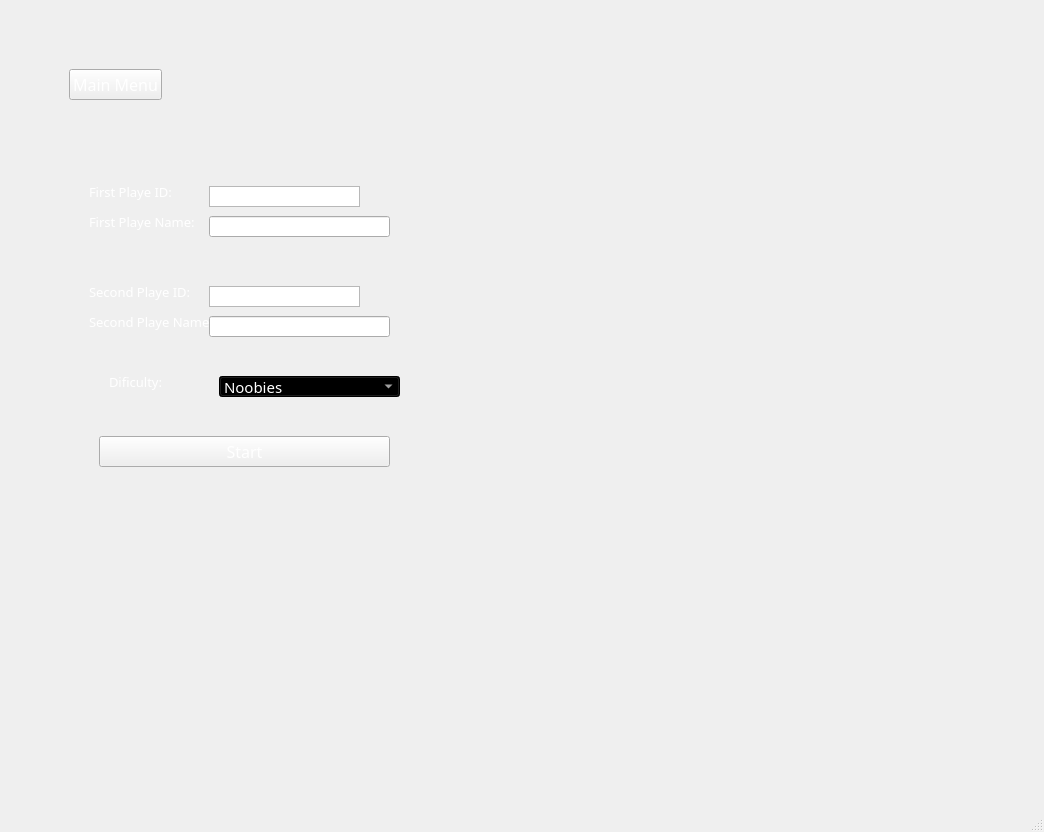
This is mainwindow.ui in rezaqomy/quse as Qt 5 draws it before an edit. The edited form follows.
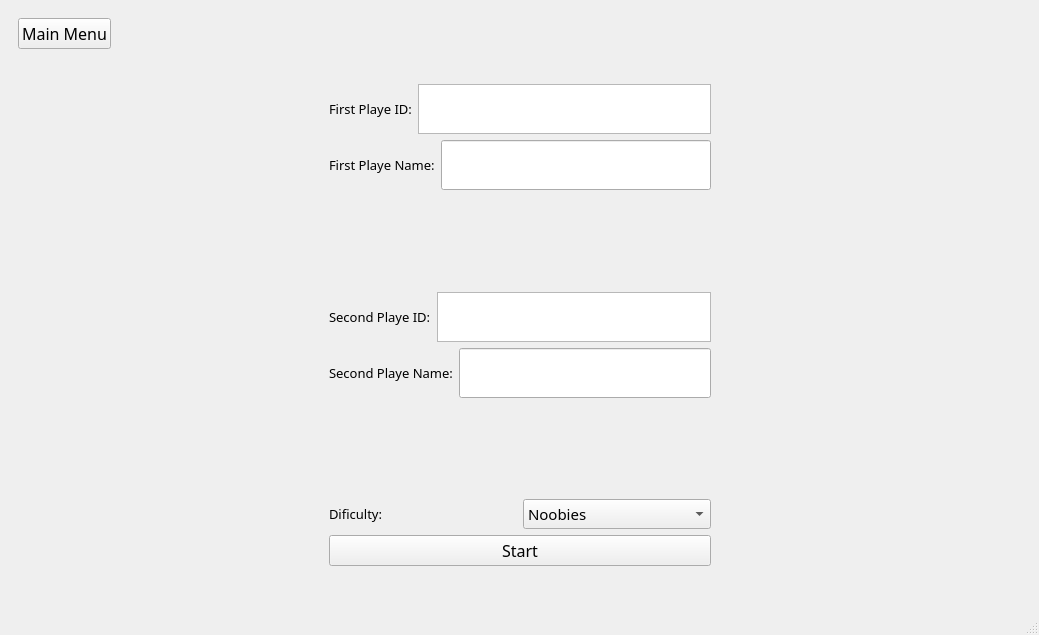
This is the edited form. The open tabs and pages were chosen to show the change. Icons and pictures are not drawn.

Commit message: add random class and show question

Patch:
```diff
--- a/mainwindow.ui
+++ b/mainwindow.ui
@@ -6,8 +6,8 @@
    <rect>
     <x>0</x>
     <y>0</y>
-    <width>1044</width>
-    <height>832</height>
+    <width>1039</width>
+    <height>635</height>
    </rect>
   </property>
   <property name="windowTitle">
@@ -19,57 +19,6 @@
   </property>
   <widget class="QWidget" name="widget_effect1">
    <layout class="QVBoxLayout" name="verticalLayout">
-    <property name="spacing">
-     <number>20</number>
-    </property>
-    <property name="leftMargin">
-     <number>20</number>
-    </property>
-    <property name="topMargin">
-     <number>20</number>
-    </property>
-    <property name="rightMargin">
-     <number>20</number>
-    </property>
-    <property name="bottomMargin">
-     <number>20</number>
-    </property>
-    <item>
-     <widget class="QWidget" name="widget_effect2" native="true">
-      <layout class="QVBoxLayout" name="verticalLayout_2">
-       <property name="spacing">
-        <number>20</number>
-       </property>
-       <property name="leftMargin">
-        <number>20</number>
-       </property>
-       <property name="topMargin">
-        <number>20</number>
-       </property>
-       <property name="rightMargin">
-        <number>20</number>
-       </property>
-       <property name="bottomMargin">
-        <number>20</number>
-       </property>
-       <item>
-        <widget class="QWidget" name="widget_effect3" native="true">
-         <layout class="QVBoxLayout" name="verticalLayout_4">
-          <property name="spacing">
-           <number>20</number>
-          </property>
-          <property name="leftMargin">
-           <number>20</number>
-          </property>
-          <property name="topMargin">
-           <number>20</number>
-          </property>
-          <property name="rightMargin">
-           <number>20</number>
-          </property>
-          <property name="bottomMargin">
-           <number>20</number>
-          </property>
           <item>
            <widget class="QStackedWidget" name="main_stacked_widget">
             <property name="cursor">
@@ -91,7 +40,7 @@
                    </font>
                   </property>
                   <property name="styleSheet">
-                   <string notr="true">color: rgb(255, 255, 255);</string>
+             <string notr="true"/>
                   </property>
                   <property name="text">
                    <string>Main Menu</string>
@@ -114,7 +63,41 @@
                </layout>
               </item>
               <item>
+         <spacer name="verticalSpacer_3">
+          <property name="orientation">
+           <enum>Qt::Vertical</enum>
+          </property>
+          <property name="sizeHint" stdset="0">
+           <size>
+            <width>20</width>
+            <height>237</height>
+           </size>
+          </property>
+         </spacer>
+        </item>
+        <item>
+         <layout class="QHBoxLayout" name="horizontalLayout_7">
+          <item>
+           <spacer name="horizontalSpacer_5">
+            <property name="orientation">
+             <enum>Qt::Horizontal</enum>
+            </property>
+            <property name="sizeHint" stdset="0">
+             <size>
+              <width>40</width>
+              <height>20</height>
+             </size>
+            </property>
+           </spacer>
+          </item>
+          <item>
                <widget class="QStackedWidget" name="menu_stackedWidget">
+            <property name="minimumSize">
+             <size>
+              <width>400</width>
+              <height>500</height>
+             </size>
+            </property>
                 <property name="font">
                  <font>
                   <family>B Nazanin</family>
@@ -122,7 +105,7 @@
                  </font>
                 </property>
                 <property name="styleSheet">
-                 <string notr="true">color: rgb(255, 255, 255);</string>
+             <string notr="true"/>
                 </property>
                 <property name="currentIndex">
                  <number>1</number>
@@ -407,14 +390,16 @@
                  </widget>
                 </widget>
                 <widget class="QWidget" name="two_player_page">
+             <layout class="QVBoxLayout" name="verticalLayout_9">
+              <item>
+               <layout class="QHBoxLayout" name="horizontalLayout_8">
+                <item>
                  <widget class="QLabel" name="lblYourIDFirst">
-                  <property name="geometry">
-                   <rect>
-                    <x>20</x>
-                    <y>70</y>
-                    <width>91</width>
-                    <height>31</height>
-                   </rect>
+                  <property name="maximumSize">
+                   <size>
+                    <width>16777215</width>
+                    <height>50</height>
+                   </size>
                   </property>
                   <property name="font">
                    <font>
@@ -423,21 +408,43 @@
                    </font>
                   </property>
                   <property name="styleSheet">
-                   <string notr="true">color: rgb(255, 255, 255);</string>
+                   <string notr="true"/>
                   </property>
                   <property name="text">
                    <string>First Playe ID:</string>
                   </property>
                  </widget>
+                </item>
+                <item>
+                 <widget class="QTableView" name="tableIDFirst">
+                  <property name="minimumSize">
+                   <size>
+                    <width>0</width>
+                    <height>0</height>
+                   </size>
+                  </property>
+                  <property name="maximumSize">
+                   <size>
+                    <width>16777215</width>
+                    <height>50</height>
+                   </size>
+                  </property>
+                  <property name="font">
+                   <font>
+                    <family>B Nazanin</family>
+                    <pointsize>14</pointsize>
+                    <weight>50</weight>
+                    <bold>false</bold>
+                   </font>
+                  </property>
+                 </widget>
+                </item>
+               </layout>
+              </item>
+              <item>
+               <layout class="QHBoxLayout" name="horizontalLayout_9">
+                <item>
                  <widget class="QLabel" name="lblNameFirst">
-                  <property name="geometry">
-                   <rect>
-                    <x>20</x>
-                    <y>100</y>
-                    <width>111</width>
-                    <height>31</height>
-                   </rect>
-                  </property>
                   <property name="font">
                    <font>
                     <family>B Nazanin</family>
@@ -445,20 +452,59 @@
                    </font>
                   </property>
                   <property name="styleSheet">
-                   <string notr="true">color: rgb(255, 255, 255);</string>
+                   <string notr="true"/>
                   </property>
                   <property name="text">
                    <string>First Playe Name:</string>
                   </property>
                  </widget>
+                </item>
+                <item>
+                 <widget class="QLineEdit" name="txtNameFirst">
+                  <property name="minimumSize">
+                   <size>
+                    <width>0</width>
+                    <height>50</height>
+                   </size>
+                  </property>
+                  <property name="maximumSize">
+                   <size>
+                    <width>16777215</width>
+                    <height>50</height>
+                   </size>
+                  </property>
+                  <property name="font">
+                   <font>
+                    <family>B Nazanin</family>
+                    <pointsize>14</pointsize>
+                   </font>
+                  </property>
+                 </widget>
+                </item>
+               </layout>
+              </item>
+              <item>
+               <spacer name="verticalSpacer_5">
+                <property name="orientation">
+                 <enum>Qt::Vertical</enum>
+                </property>
+                <property name="sizeHint" stdset="0">
+                 <size>
+                  <width>20</width>
+                  <height>60</height>
+                 </size>
+                </property>
+               </spacer>
+              </item>
+              <item>
+               <layout class="QHBoxLayout" name="horizontalLayout_10">
+                <item>
                  <widget class="QLabel" name="lblYourIDSecond">
-                  <property name="geometry">
-                   <rect>
-                    <x>20</x>
-                    <y>170</y>
-                    <width>111</width>
-                    <height>31</height>
-                   </rect>
+                  <property name="maximumSize">
+                   <size>
+                    <width>16777215</width>
+                    <height>50</height>
+                   </size>
                   </property>
                   <property name="font">
                    <font>
@@ -467,21 +513,37 @@
                    </font>
                   </property>
                   <property name="styleSheet">
-                   <string notr="true">color: rgb(255, 255, 255);</string>
+                   <string notr="true"/>
                   </property>
                   <property name="text">
                    <string>Second Playe ID:</string>
                   </property>
                  </widget>
+                </item>
+                <item>
+                 <widget class="QTableView" name="tableIDSecond">
+                  <property name="maximumSize">
+                   <size>
+                    <width>16777215</width>
+                    <height>50</height>
+                   </size>
+                  </property>
+                  <property name="font">
+                   <font>
+                    <family>B Nazanin</family>
+                    <pointsize>14</pointsize>
+                    <weight>50</weight>
+                    <bold>false</bold>
+                   </font>
+                  </property>
+                 </widget>
+                </item>
+               </layout>
+              </item>
+              <item>
+               <layout class="QHBoxLayout" name="horizontalLayout_11">
+                <item>
                  <widget class="QLabel" name="lblNameSecond">
-                  <property name="geometry">
-                   <rect>
-                    <x>20</x>
-                    <y>200</y>
-                    <width>131</width>
-                    <height>31</height>
-                   </rect>
-                  </property>
                   <property name="font">
                    <font>
                     <family>B Nazanin</family>
@@ -489,21 +551,48 @@
                    </font>
                   </property>
                   <property name="styleSheet">
-                   <string notr="true">color: rgb(255, 255, 255);</string>
+                   <string notr="true"/>
                   </property>
                   <property name="text">
                    <string>Second Playe Name:</string>
                   </property>
                  </widget>
+                </item>
+                <item>
+                 <widget class="QLineEdit" name="txtNameSecond">
+                  <property name="minimumSize">
+                   <size>
+                    <width>0</width>
+                    <height>50</height>
+                   </size>
+                  </property>
+                  <property name="font">
+                   <font>
+                    <family>B Nazanin</family>
+                    <pointsize>14</pointsize>
+                   </font>
+                  </property>
+                 </widget>
+                </item>
+               </layout>
+              </item>
+              <item>
+               <spacer name="verticalSpacer_6">
+                <property name="orientation">
+                 <enum>Qt::Vertical</enum>
+                </property>
+                <property name="sizeHint" stdset="0">
+                 <size>
+                  <width>20</width>
+                  <height>60</height>
+                 </size>
+                </property>
+               </spacer>
+              </item>
+              <item>
+               <layout class="QHBoxLayout" name="horizontalLayout_12">
+                <item>
                  <widget class="QLabel" name="lblDificulty_2">
-                  <property name="geometry">
-                   <rect>
-                    <x>40</x>
-                    <y>260</y>
-                    <width>81</width>
-                    <height>31</height>
-                   </rect>
-                  </property>
                   <property name="font">
                    <font>
                     <family>B Nazanin</family>
@@ -511,21 +600,15 @@
                    </font>
                   </property>
                   <property name="styleSheet">
-                   <string notr="true">color: rgb(255, 255, 255);</string>
+                   <string notr="true"/>
                   </property>
                   <property name="text">
                    <string>Dificulty:</string>
                   </property>
                  </widget>
+                </item>
+                <item>
                  <widget class="QComboBox" name="comboDificulty_2">
-                  <property name="geometry">
-                   <rect>
-                    <x>150</x>
-                    <y>270</y>
-                    <width>181</width>
-                    <height>21</height>
-                   </rect>
-                  </property>
                   <property name="font">
                    <font>
                     <family>B Nazanin</family>
@@ -535,9 +618,7 @@
                    </font>
                   </property>
                   <property name="styleSheet">
-                   <string notr="true">background-color: rgb(0, 0, 0);
-border-color: rgb(0, 0, 127);
-color: rgb(255, 255, 255);</string>
+                   <string notr="true"/>
                   </property>
                   <item>
                    <property name="text">
@@ -555,15 +636,11 @@
                    </property>
                   </item>
                  </widget>
+                </item>
+               </layout>
+              </item>
+              <item>
                  <widget class="QPushButton" name="btnStartMulti">
-                  <property name="geometry">
-                   <rect>
-                    <x>30</x>
-                    <y>330</y>
-                    <width>291</width>
-                    <height>31</height>
-                   </rect>
-                  </property>
                   <property name="font">
                    <font>
                     <family>B Nazanin</family>
@@ -574,76 +651,38 @@
                    <string>Start</string>
                   </property>
                  </widget>
-                 <widget class="QLineEdit" name="txtNameSecond">
-                  <property name="geometry">
-                   <rect>
-                    <x>140</x>
-                    <y>210</y>
-                    <width>181</width>
-                    <height>21</height>
-                   </rect>
-                  </property>
-                  <property name="font">
-                   <font>
-                    <family>B Nazanin</family>
-                    <pointsize>14</pointsize>
-                   </font>
-                  </property>
-                 </widget>
-                 <widget class="QLineEdit" name="txtNameFirst">
-                  <property name="geometry">
-                   <rect>
-                    <x>140</x>
-                    <y>110</y>
-                    <width>181</width>
-                    <height>21</height>
-                   </rect>
-                  </property>
-                  <property name="font">
-                   <font>
-                    <family>B Nazanin</family>
-                    <pointsize>14</pointsize>
-                   </font>
-                  </property>
-                 </widget>
-                 <widget class="QTableView" name="tableIDFirst">
-                  <property name="geometry">
-                   <rect>
-                    <x>140</x>
-                    <y>80</y>
-                    <width>151</width>
-                    <height>21</height>
-                   </rect>
-                  </property>
-                  <property name="font">
-                   <font>
-                    <family>B Nazanin</family>
-                    <pointsize>14</pointsize>
-                    <weight>50</weight>
-                    <bold>false</bold>
-                   </font>
-                  </property>
-                 </widget>
-                 <widget class="QTableView" name="tableIDSecond">
-                  <property name="geometry">
-                   <rect>
-                    <x>140</x>
-                    <y>180</y>
-                    <width>151</width>
-                    <height>21</height>
-                   </rect>
-                  </property>
-                  <property name="font">
-                   <font>
-                    <family>B Nazanin</family>
-                    <pointsize>14</pointsize>
-                    <weight>50</weight>
-                    <bold>false</bold>
-                   </font>
-                  </property>
-                 </widget>
-                </widget>
-               </widget>
+              </item>
+             </layout>
+            </widget>
+           </widget>
+          </item>
+          <item>
+           <spacer name="horizontalSpacer_4">
+            <property name="orientation">
+             <enum>Qt::Horizontal</enum>
+            </property>
+            <property name="sizeHint" stdset="0">
+             <size>
+              <width>40</width>
+              <height>20</height>
+             </size>
+            </property>
+           </spacer>
+          </item>
+         </layout>
+        </item>
+        <item>
+         <spacer name="verticalSpacer_4">
+          <property name="orientation">
+           <enum>Qt::Vertical</enum>
+          </property>
+          <property name="sizeHint" stdset="0">
+           <size>
+            <width>20</width>
+            <height>237</height>
+           </size>
+          </property>
+         </spacer>
               </item>
              </layout>
             </widget>
@@ -836,12 +875,6 @@
               </item>
              </layout>
             </widget>
-           </widget>
-          </item>
-         </layout>
-        </widget>
-       </item>
-      </layout>
      </widget>
     </item>
    </layout>
```
Left out of the diff: 312 changed lines with no effect on the pictures. Lines whose indentation alone changed are shown as unchanged. The commit also changes 8 other files.
